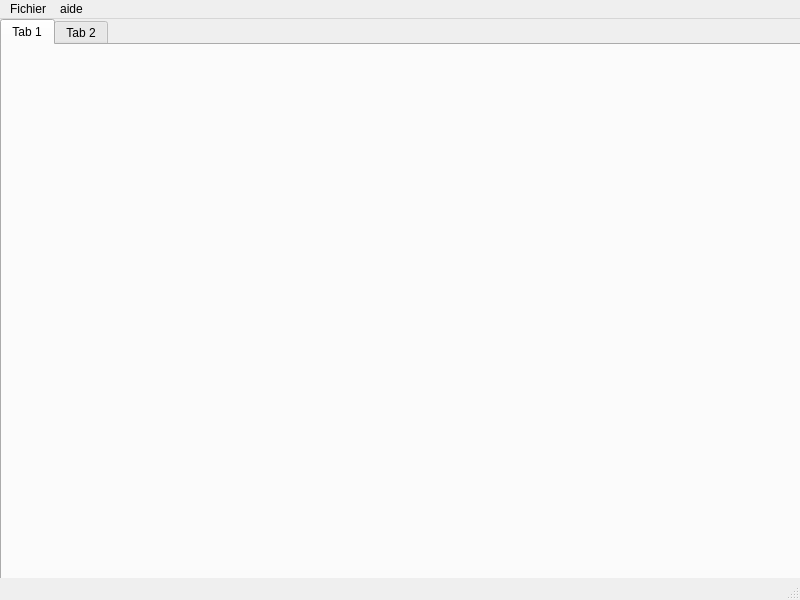
Qt form mainwindow.ui (valpaz/ProjetQt) before a commit.
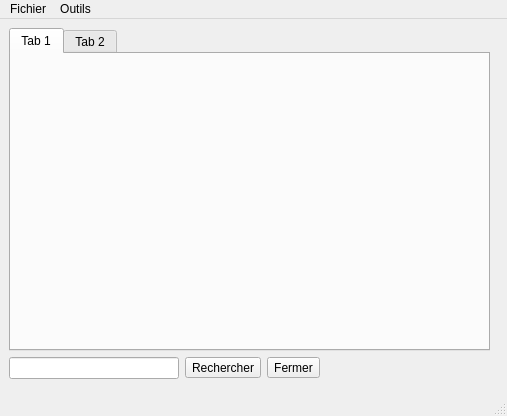
The same form after that commit.

Commit message: ajout recherche

The edit to the form file:
```diff
--- a/mainwindow.ui
+++ b/mainwindow.ui
@@ -6,36 +6,86 @@
    <rect>
     <x>0</x>
     <y>0</y>
-    <width>800</width>
-    <height>600</height>
+    <width>507</width>
+    <height>416</height>
    </rect>
   </property>
   <property name="windowTitle">
    <string>MainWindow</string>
   </property>
   <widget class="QWidget" name="centralwidget">
-   <widget class="QTabWidget" name="tabWidget">
+   <widget class="QWidget" name="">
     <property name="geometry">
      <rect>
-      <x>0</x>
-      <y>0</y>
-      <width>801</width>
-      <height>581</height>
+      <x>9</x>
+      <y>9</y>
+      <width>481</width>
+      <height>351</height>
      </rect>
     </property>
-    <property name="currentIndex">
-     <number>0</number>
-    </property>
-    <widget class="QWidget" name="tab">
-     <attribute name="title">
-      <string>Tab 1</string>
-     </attribute>
-    </widget>
-    <widget class="QWidget" name="tab_2">
-     <attribute name="title">
-      <string>Tab 2</string>
-     </attribute>
-    </widget>
+    <layout class="QVBoxLayout" name="verticalLayout">
+     <item>
+      <widget class="QTabWidget" name="tabWidget">
+       <property name="currentIndex">
+        <number>0</number>
+       </property>
+       <widget class="QWidget" name="tab">
+        <attribute name="title">
+         <string>Tab 1</string>
+        </attribute>
+       </widget>
+       <widget class="QWidget" name="tab_2">
+        <attribute name="title">
+         <string>Tab 2</string>
+        </attribute>
+       </widget>
+      </widget>
+     </item>
+     <item>
+      <layout class="QHBoxLayout" name="horizontalLayout">
+       <item>
+        <widget class="QLineEdit" name="lineEdit">
+         <property name="maximumSize">
+          <size>
+           <width>200</width>
+           <height>200</height>
+          </size>
+         </property>
+         <property name="text">
+          <string/>
+         </property>
+        </widget>
+       </item>
+       <item>
+        <widget class="QToolButton" name="toolButton_2">
+         <property name="text">
+          <string>Rechercher</string>
+         </property>
+        </widget>
+       </item>
+       <item>
+        <widget class="QToolButton" name="toolButton">
+         <property name="text">
+          <string>Fermer</string>
+         </property>
+        </widget>
+       </item>
+       <item>
+        <spacer name="horizontalSpacer">
+         <property name="orientation">
+          <enum>Qt::Horizontal</enum>
+         </property>
+         <property name="sizeHint" stdset="0">
+          <size>
+           <width>40</width>
+           <height>20</height>
+          </size>
+         </property>
+        </spacer>
+       </item>
+      </layout>
+     </item>
+    </layout>
    </widget>
   </widget>
   <widget class="QMenuBar" name="menubar">
@@ -43,7 +93,7 @@
     <rect>
      <x>0</x>
      <y>0</y>
-     <width>800</width>
+     <width>507</width>
      <height>23</height>
     </rect>
    </property>
@@ -55,13 +105,13 @@
     <addaction name="actionouvrirFichier"/>
     <addaction name="actionSauvegarder"/>
    </widget>
-   <widget class="QMenu" name="menuaide">
+   <widget class="QMenu" name="menuOutils">
     <property name="title">
-     <string>aide</string>
+     <string>Outils</string>
     </property>
    </widget>
    <addaction name="menuFichier"/>
-   <addaction name="menuaide"/>
+   <addaction name="menuOutils"/>
   </widget>
   <widget class="QStatusBar" name="statusbar"/>
   <action name="actionajout">
```
Left out of the diff: 16 changed lines with no effect on the pictures. The commit also changes 2 other files.
